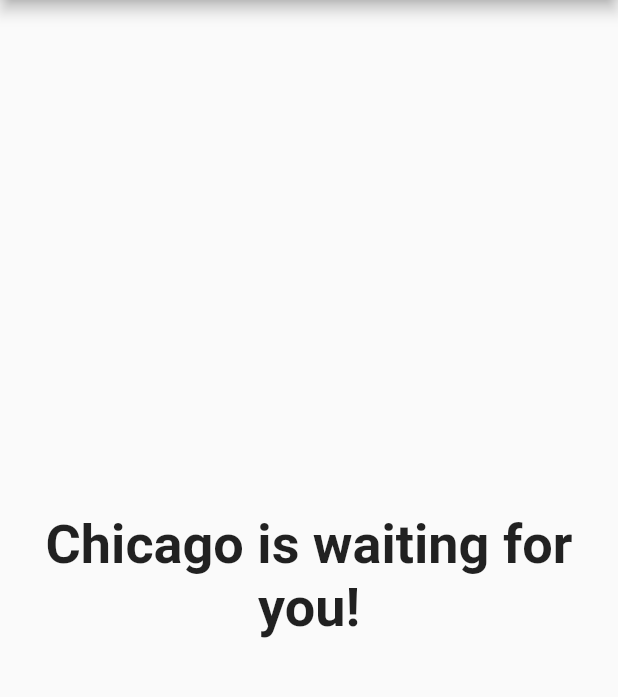
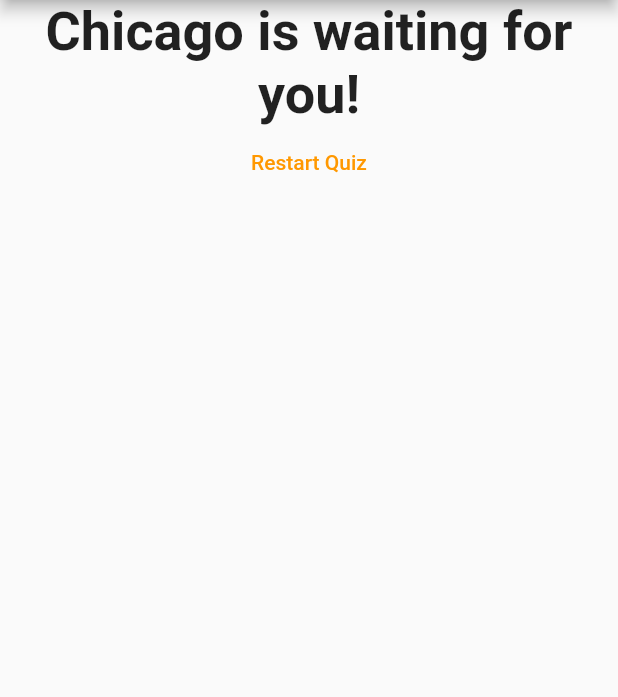
Before and after one commit to SashaPilevich/dart-flutter-basic, a Flutter app: the screen it shows after launch, after a tap on "New York", after a tap on "Americano", after a tap on "Boston Celtics", on a phone screen of 412 x 824 dp, the part 84-781 px from its top. Run offline on Flutter 3.47's test engine with Material 2 defaults, Android fonts, the phone set to English and light mode, and no system bars.

Commit message:
feat:add button for restart quiz

```diff
--- a/flutter_first_app/lib/answer.dart
+++ b/flutter_first_app/lib/answer.dart
@@ -13,7 +13,10 @@ class Answer extends StatelessWidget {
         onPressed:selectedHandler,
         child: Text(variantOfAnswer),
         style: ButtonStyle(
-            backgroundColor: MaterialStateProperty.all(Colors.blue)),
+            backgroundColor: MaterialStateProperty.all(Colors.orange),
+            foregroundColor: MaterialStateProperty.all(Colors.white)
+            ),
+        // style: ElevatedButton.styleFrom(primary: Colors.lime, onPrimary: Colors.white)
       ),
     );
   }
--- a/flutter_first_app/lib/main.dart
+++ b/flutter_first_app/lib/main.dart
@@ -46,12 +46,18 @@ class _MyAppState extends State<MyApp> {
   ];
   var _questionIndex = 0;
   var _totalScore = 0;
+  void _resetQuiz() {
+    setState(() {
+      _questionIndex = 0;
+      _totalScore = 0;
+    });
+  }
+
   void _answerQuestion(int score) {
     _totalScore += score;
     setState(() {
       _questionIndex = _questionIndex + 1;
     });
-
   }
 
   @override
@@ -66,7 +72,7 @@ class _MyAppState extends State<MyApp> {
                 questions: _questions,
                 questionIndex: _questionIndex,
                 answerQuestion: _answerQuestion)
-            : Result(_totalScore),
+            : Result(_totalScore,_resetQuiz),
       ),
     );
   }
--- a/flutter_first_app/lib/result.dart
+++ b/flutter_first_app/lib/result.dart
@@ -2,7 +2,9 @@ import 'package:flutter/material.dart';
 
 class Result extends StatelessWidget {
   final int resultScore;
-  Result(this.resultScore);
+  final VoidCallback resetHandler;
+
+  Result(this.resultScore, this.resetHandler);
   String get resultPhrase {
     String resultText;
     if (resultScore <= 6) {
@@ -20,11 +22,18 @@ class Result extends StatelessWidget {
   @override
   Widget build(BuildContext context) {
     return Center(
-      child: Text(resultPhrase,
+      child: Column(children: <Widget>[
+        Text(resultPhrase,
           style: TextStyle(fontSize: 36, fontWeight: FontWeight.bold),
           textAlign: TextAlign.center,
           ),
-
+        TextButton(
+          onPressed:resetHandler ,
+          child: Text('Restart Quiz'),
+          style: TextButton.styleFrom(primary: Colors.orange)
+          ),
+      ],
+      )
     );
   }
 }
```
